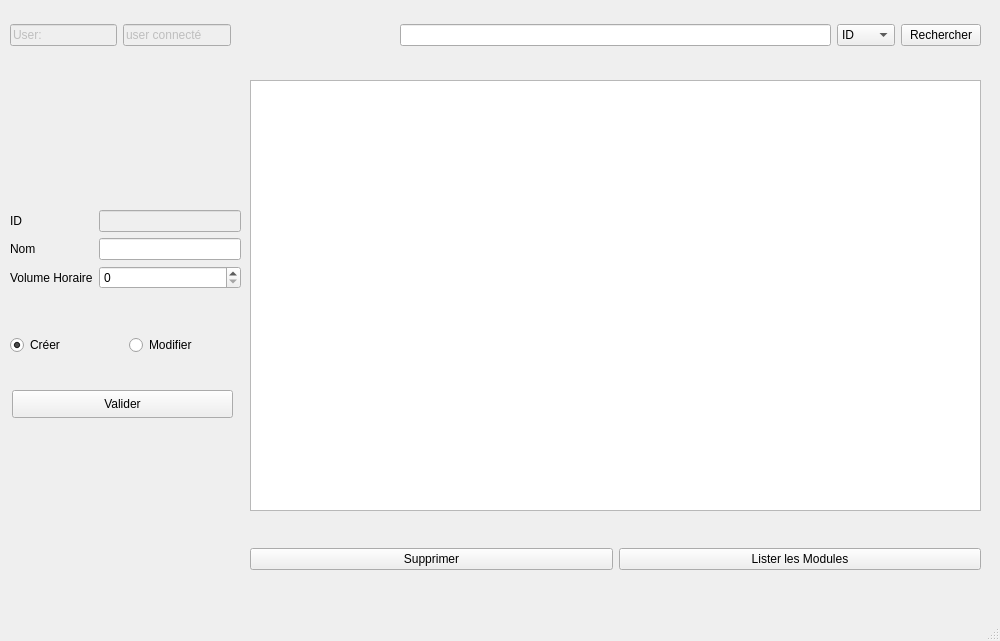
The window that uimodule.ui (chafaatoumk/gestion-notes-Qt) describes before a commit, drawn with Qt 5.
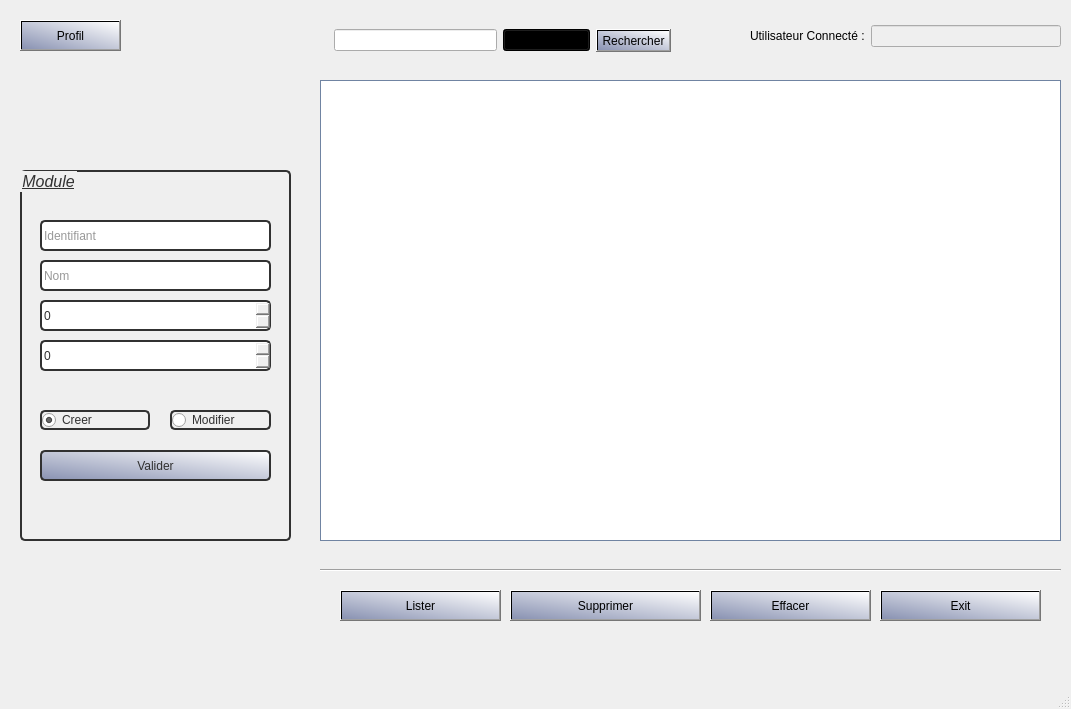
The same window after the commit.

Commit message: UIModule and UIClasse done

What changed in the file:
```diff
--- a/uimodule.ui
+++ b/uimodule.ui
@@ -6,8 +6,8 @@
    <rect>
     <x>0</x>
     <y>0</y>
-    <width>1000</width>
-    <height>641</height>
+    <width>1071</width>
+    <height>709</height>
    </rect>
   </property>
   <property name="windowTitle">
@@ -20,194 +20,353 @@
    <widget class="QWidget" name="horizontalLayoutWidget">
     <property name="geometry">
      <rect>
-      <x>400</x>
-      <y>20</y>
-      <width>581</width>
-      <height>31</height>
+      <x>10</x>
+      <y>10</y>
+      <width>1051</width>
+      <height>641</height>
      </rect>
     </property>
-    <layout class="QHBoxLayout" name="horizontalLayout">
-     <item>
-      <widget class="QLineEdit" name="lineEdit"/>
-     </item>
-     <item>
-      <widget class="QComboBox" name="comboBoxRechercher">
-       <item>
+    <property name="styleSheet">
+     <string notr="true"/>
+    </property>
+    <widget class="QTableView" name="tableView">
+     <property name="geometry">
+      <rect>
+       <x>310</x>
+       <y>70</y>
+       <width>741</width>
+       <height>461</height>
+      </rect>
+     </property>
+     <property name="styleSheet">
+      <string notr="true">border: 1px solid;
+border-color: rgb(112, 132, 162);</string>
+     </property>
+    </widget>
+    <widget class="QWidget" name="horizontalLayoutWidget_3">
+     <property name="geometry">
+      <rect>
+       <x>160</x>
+       <y>10</y>
+       <width>501</width>
+       <height>41</height>
+      </rect>
+     </property>
+     <layout class="QHBoxLayout" name="horizontalLayout_3">
+      <item>
+       <spacer name="horizontalSpacer_2">
+        <property name="orientation">
+         <enum>Qt::Horizontal</enum>
+        </property>
+        <property name="sizeHint" stdset="0">
+         <size>
+          <width>40</width>
+          <height>20</height>
+         </size>
+        </property>
+       </spacer>
+      </item>
+      <item>
+       <widget class="QLineEdit" name="lineEditRechercher"/>
+      </item>
+      <item>
+       <widget class="QComboBox" name="comboBoxRechercherPar">
+        <property name="styleSheet">
+         <string notr="true">background-color: qlineargradient(spread:pad, x1:0, y1:1, x2:1, y2:0, stop:0 rgba(137, 146, 178, 255), stop:1 rgba(255, 255, 255, 255));</string>
+        </property>
+        <property name="currentIndex">
+         <number>0</number>
+        </property>
+        <item>
+         <property name="text">
+          <string>Id</string>
+         </property>
+        </item>
+        <item>
+         <property name="text">
+          <string>Username</string>
+         </property>
+        </item>
+       </widget>
+      </item>
+      <item>
+       <widget class="QPushButton" name="pushButtonRechercherPar">
+        <property name="styleSheet">
+         <string notr="true">background-color: qlineargradient(spread:pad, x1:0, y1:1, x2:1, y2:0, stop:0 rgba(137, 146, 178, 255), stop:1 rgba(255, 255, 255, 255));</string>
+        </property>
         <property name="text">
-         <string>ID</string>
+         <string>Rechercher</string>
         </property>
-       </item>
-       <item>
+       </widget>
+      </item>
+     </layout>
+    </widget>
+    <widget class="Line" name="line">
+     <property name="geometry">
+      <rect>
+       <x>310</x>
+       <y>550</y>
+       <width>741</width>
+       <height>20</height>
+      </rect>
+     </property>
+     <property name="styleSheet">
+      <string notr="true">color: rgb(0, 0, 127);</string>
+     </property>
+     <property name="orientation">
+      <enum>Qt::Horizontal</enum>
+     </property>
+    </widget>
+    <widget class="QPushButton" name="pushButtonProfil">
+     <property name="geometry">
+      <rect>
+       <x>10</x>
+       <y>10</y>
+       <width>101</width>
+       <height>31</height>
+      </rect>
+     </property>
+     <property name="toolTip">
+      <string>Consulter mon profil ...</string>
+     </property>
+     <property name="styleSheet">
+      <string notr="true">background-color: qlineargradient(spread:pad, x1:0, y1:1, x2:1, y2:0, stop:0 rgba(137, 146, 178, 255), stop:1 rgba(255, 255, 255, 255));</string>
+     </property>
+     <property name="text">
+      <string>Profil</string>
+     </property>
+    </widget>
+    <widget class="QGroupBox" name="groupBox">
+     <property name="geometry">
+      <rect>
+       <x>10</x>
+       <y>160</y>
+       <width>271</width>
+       <height>371</height>
+      </rect>
+     </property>
+     <property name="font">
+      <font>
+       <pointsize>12</pointsize>
+       <italic>true</italic>
+       <underline>true</underline>
+      </font>
+     </property>
+     <property name="styleSheet">
+      <string notr="true">border-radius: 5px;
+background-color: rgba(255, 255, 255, .0);
+border: 2px solid rgb(49, 49, 49);
+color: rgb(49, 49, 49);</string>
+     </property>
+     <property name="title">
+      <string>Module</string>
+     </property>
+     <widget class="QLineEdit" name="lineEditID">
+      <property name="enabled">
+       <bool>false</bool>
+      </property>
+      <property name="geometry">
+       <rect>
+        <x>20</x>
+        <y>50</y>
+        <width>231</width>
+        <height>31</height>
+       </rect>
+      </property>
+      <property name="styleSheet">
+       <string notr="true">border-radius: 5px;
+background-color: rgba(255, 255, 255, .0);
+border: 2px solid rgb(49, 49, 49);
+color: rgb(49, 49, 49);</string>
+      </property>
+      <property name="placeholderText">
+       <string>Identifiant</string>
+      </property>
+     </widget>
+     <widget class="QLineEdit" name="lineEditNom">
+      <property name="geometry">
+       <rect>
+        <x>20</x>
+        <y>90</y>
+        <width>231</width>
+        <height>31</height>
+       </rect>
+      </property>
+      <property name="placeholderText">
+       <string>Nom</string>
+      </property>
+     </widget>
+     <widget class="QRadioButton" name="radioButtonModifier">
+      <property name="geometry">
+       <rect>
+        <x>150</x>
+        <y>240</y>
+        <width>101</width>
+        <height>20</height>
+       </rect>
+      </property>
+      <property name="text">
+       <string>Modifier</string>
+      </property>
+     </widget>
+     <widget class="QRadioButton" name="radioButtonCreer">
+      <property name="geometry">
+       <rect>
+        <x>20</x>
+        <y>240</y>
+        <width>110</width>
+        <height>20</height>
+       </rect>
+      </property>
+      <property name="text">
+       <string>Creer</string>
+      </property>
+      <property name="checked">
+       <bool>true</bool>
+      </property>
+     </widget>
+     <widget class="QPushButton" name="pushButtonValider">
+      <property name="geometry">
+       <rect>
+        <x>20</x>
+        <y>280</y>
+        <width>231</width>
+        <height>31</height>
+       </rect>
+      </property>
+      <property name="cursor">
+       <cursorShape>PointingHandCursor</cursorShape>
+      </property>
+      <property name="styleSheet">
+       <string notr="true">background-color: qlineargradient(spread:pad, x1:0, y1:1, x2:1, y2:0, stop:0 rgba(137, 146, 178, 255), stop:1 rgba(255, 255, 255, 255));</string>
+      </property>
+      <property name="text">
+       <string>Valider</string>
+      </property>
+     </widget>
+     <widget class="QSpinBox" name="spinBoxVolumeHoraire">
+      <property name="geometry">
+       <rect>
+        <x>20</x>
+        <y>130</y>
+        <width>231</width>
+        <height>31</height>
+       </rect>
+      </property>
+     </widget>
+     <widget class="QSpinBox" name="spinBoxCredit">
+      <property name="geometry">
+       <rect>
+        <x>20</x>
+        <y>170</y>
+        <width>231</width>
+        <height>31</height>
+       </rect>
+      </property>
+     </widget>
+    </widget>
+    <widget class="QPushButton" name="pushButtonLister">
+     <property name="geometry">
+      <rect>
+       <x>330</x>
+       <y>580</y>
+       <width>161</width>
+       <height>31</height>
+      </rect>
+     </property>
+     <property name="cursor">
+      <cursorShape>PointingHandCursor</cursorShape>
+     </property>
+     <property name="styleSheet">
+      <string notr="true">background-color: qlineargradient(spread:pad, x1:0, y1:1, x2:1, y2:0, stop:0 rgba(137, 146, 178, 255), stop:1 rgba(255, 255, 255, 255));</string>
+     </property>
+     <property name="text">
+      <string>Lister</string>
+     </property>
+    </widget>
+    <widget class="QPushButton" name="pushButtonSupprimer">
+     <property name="geometry">
+      <rect>
+       <x>500</x>
+       <y>580</y>
+       <width>191</width>
+       <height>31</height>
+      </rect>
+     </property>
+     <property name="cursor">
+      <cursorShape>PointingHandCursor</cursorShape>
+     </property>
+     <property name="styleSheet">
+      <string notr="true">background-color: qlineargradient(spread:pad, x1:0, y1:1, x2:1, y2:0, stop:0 rgba(137, 146, 178, 255), stop:1 rgba(255, 255, 255, 255));</string>
+     </property>
+     <property name="text">
+      <string>Supprimer</string>
+     </property>
+    </widget>
+    <widget class="QPushButton" name="pushButtonEffacer">
+     <property name="geometry">
+      <rect>
+       <x>700</x>
+       <y>580</y>
+       <width>161</width>
+       <height>31</height>
+      </rect>
+     </property>
+     <property name="cursor">
+      <cursorShape>PointingHandCursor</cursorShape>
+     </property>
+     <property name="styleSheet">
+      <string notr="true">background-color: qlineargradient(spread:pad, x1:0, y1:1, x2:1, y2:0, stop:0 rgba(137, 146, 178, 255), stop:1 rgba(255, 255, 255, 255));</string>
+     </property>
+     <property name="text">
+      <string>Effacer</string>
+     </property>
+    </widget>
+    <widget class="QPushButton" name="pushButtonExit">
+     <property name="geometry">
+      <rect>
+       <x>870</x>
+       <y>580</y>
+       <width>161</width>
+       <height>31</height>
+      </rect>
+     </property>
+     <property name="cursor">
+      <cursorShape>PointingHandCursor</cursorShape>
+     </property>
+     <property name="styleSheet">
+      <string notr="true">background-color: qlineargradient(spread:pad, x1:0, y1:1, x2:1, y2:0, stop:0 rgba(137, 146, 178, 255), stop:1 rgba(255, 255, 255, 255));</string>
+     </property>
+     <property name="text">
+      <string>Exit</string>
+     </property>
+    </widget>
+    <widget class="QWidget" name="horizontalLayoutWidget_4">
+     <property name="geometry">
+      <rect>
+       <x>740</x>
+       <y>10</y>
+       <width>311</width>
+       <height>32</height>
+      </rect>
+     </property>
+     <layout class="QHBoxLayout" name="horizontalLayout_4">
+      <item>
+       <widget class="QLabel" name="labelUtilisateurConnecteTitre">
         <property name="text">
-         <string>NOM</string>
+         <string>Utilisateur Connecté :</string>
         </property>
-       </item>
-      </widget>
-     </item>
-     <item>
-      <widget class="QPushButton" name="pushButtonRechercher">
-       <property name="text">
-        <string>Rechercher</string>
-       </property>
-      </widget>
-     </item>
-    </layout>
-   </widget>
-   <widget class="QWidget" name="formLayoutWidget">
-    <property name="geometry">
-     <rect>
-      <x>10</x>
-      <y>210</y>
-      <width>231</width>
-      <height>101</height>
-     </rect>
-    </property>
-    <layout class="QFormLayout" name="formLayout">
-     <item row="0" column="0">
-      <widget class="QLabel" name="label">
-       <property name="text">
-        <string>ID</string>
-       </property>
-      </widget>
-     </item>
-     <item row="1" column="0">
-      <widget class="QLabel" name="label_2">
-       <property name="text">
-        <string>Nom</string>
-       </property>
-      </widget>
-     </item>
-     <item row="2" column="0">
-      <widget class="QLabel" name="label_3">
-       <property name="text">
-        <string>Volume Horaire</string>
-       </property>
-      </widget>
-     </item>
-     <item row="0" column="1">
-      <widget class="QLineEdit" name="lineEditID">
-       <property name="enabled">
-        <bool>false</bool>
-       </property>
-      </widget>
-     </item>
-     <item row="1" column="1">
-      <widget class="QLineEdit" name="lineEditNom"/>
-     </item>
-     <item row="2" column="1">
-      <widget class="QSpinBox" name="spinBoxVolumeHoraire"/>
-     </item>
-    </layout>
-   </widget>
-   <widget class="QTableView" name="tableView">
-    <property name="geometry">
-     <rect>
-      <x>250</x>
-      <y>80</y>
-      <width>731</width>
-      <height>431</height>
-     </rect>
-    </property>
-   </widget>
-   <widget class="QWidget" name="horizontalLayoutWidget_2">
-    <property name="geometry">
-     <rect>
-      <x>10</x>
-      <y>20</y>
-      <width>221</width>
-      <height>31</height>
-     </rect>
-    </property>
-    <layout class="QHBoxLayout" name="horizontalLayout_2">
-     <item>
-      <widget class="QLineEdit" name="lineEdit_4">
-       <property name="enabled">
-        <bool>false</bool>
-       </property>
-       <property name="text">
-        <string>User:</string>
-       </property>
-      </widget>
-     </item>
-     <item>
-      <widget class="QLineEdit" name="lineEdit_5">
-       <property name="enabled">
-        <bool>false</bool>
-       </property>
-       <property name="text">
-        <string>user connecté</string>
-       </property>
-      </widget>
-     </item>
-    </layout>
-   </widget>
-   <widget class="QWidget" name="horizontalLayoutWidget_4">
-    <property name="geometry">
-     <rect>
-      <x>250</x>
-      <y>529</y>
-      <width>731</width>
-      <height>61</height>
-     </rect>
-    </property>
-    <layout class="QHBoxLayout" name="horizontalLayout_4">
-     <item>
-      <widget class="QPushButton" name="pushButtonSupprimer">
-       <property name="text">
-        <string>Supprimer</string>
-       </property>
-      </widget>
-     </item>
-     <item>
-      <widget class="QPushButton" name="pushButtonListerModules">
-       <property name="text">
-        <string>Lister les Modules</string>
-       </property>
-      </widget>
-     </item>
-    </layout>
-   </widget>
-   <widget class="QWidget" name="horizontalLayoutWidget_3">
-    <property name="geometry">
-     <rect>
-      <x>10</x>
-      <y>320</y>
-      <width>231</width>
-      <height>51</height>
-     </rect>
-    </property>
-    <layout class="QHBoxLayout" name="horizontalLayout_3">
-     <item>
-      <widget class="QRadioButton" name="radioButtonCreer">
-       <property name="text">
-        <string>Créer</string>
-       </property>
-       <property name="checked">
-        <bool>true</bool>
-       </property>
-      </widget>
-     </item>
-     <item>
-      <widget class="QRadioButton" name="radioButtonModifier">
-       <property name="text">
-        <string>Modifier</string>
-       </property>
-      </widget>
-     </item>
-    </layout>
-   </widget>
-   <widget class="QPushButton" name="pushButtonValider">
-    <property name="geometry">
-     <rect>
-      <x>12</x>
-      <y>390</y>
-      <width>221</width>
-      <height>28</height>
-     </rect>
-    </property>
-    <property name="text">
-     <string>Valider</string>
-    </property>
+       </widget>
+      </item>
+      <item>
+       <widget class="QLineEdit" name="lineEditUtilisateurConnecte">
+        <property name="enabled">
+         <bool>false</bool>
+        </property>
+       </widget>
+      </item>
+     </layout>
+    </widget>
    </widget>
   </widget>
   <widget class="QMenuBar" name="menubar">
```
Left out of the diff: 4 changed lines with no effect on the pictures. The commit also changes 23 other files.
